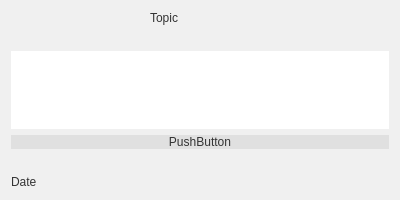
Old version of the form project/layout/ui/task.ui in the repository Regasands/reg-clock.
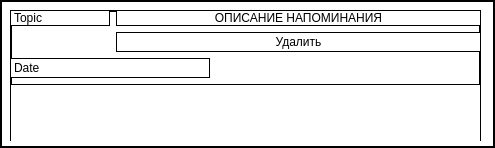
New version of the form.

Diff of the .ui file:
```diff
--- a/project/layout/ui/task.ui
+++ b/project/layout/ui/task.ui
@@ -6,43 +6,29 @@
    <rect>
     <x>0</x>
     <y>0</y>
-    <width>400</width>
-    <height>200</height>
+    <width>495</width>
+    <height>148</height>
    </rect>
   </property>
   <property name="windowTitle">
    <string>Task Widget</string>
   </property>
   <property name="styleSheet">
-   <string>
-    QWidget {
-     background-color: #F0F0F0; /* Светлый фон */
-    }
-    QLabel {
-     color: #333333; /* Цвет текста */
-    }
-    QPlainTextEdit {
-     border: none;
-     background-color: #FFFFFF; /* Фон поля ввода */
-     color: #333333; /* Цвет текста */
-    }
-    QRadioButton {
-     color: #333333;
-     border: none; 
-    }
-    QPushButton {
-     color: #333333;
-     background-color: #E0E0E0; /* Светло-серый фон кнопки */
-     border: none;
-    }
+   <string notr="true">background-color: white;
+border: 2px solid black;
    </string>
   </property>
-  <layout class="QVBoxLayout" name="mainLayout">
-   <item>
-    <layout class="QVBoxLayout" name="descriptionLayout">
-     <item>
-      <layout class="QHBoxLayout" name="topLayout">
-       <item>
+  <widget class="QWidget" name="">
+   <property name="geometry">
+    <rect>
+     <x>10</x>
+     <y>10</y>
+     <width>471</width>
+     <height>131</height>
+    </rect>
+   </property>
+   <layout class="QGridLayout" name="gridLayout">
+    <item row="0" column="0">
         <widget class="QLabel" name="topicLabel">
          <property name="maximumSize">
           <size>
@@ -50,72 +36,87 @@
            <height>16777215</height>
           </size>
          </property>
+      <property name="styleSheet">
+       <string notr="true">border: 1px solid black;
+color: black;
+</string>
+      </property>
          <property name="text">
           <string>Topic</string>
          </property>
         </widget>
        </item>
-      </layout>
-     </item>
-     <item>
-      <spacer name="horizontalSpacer1">
-       <property name="orientation">
-        <enum>Qt::Horizontal</enum>
-       </property>
-       <property name="sizeHint" stdset="0">
-        <size>
-         <width>40</width>
-         <height>20</height>
-        </size>
-       </property>
-      </spacer>
-     </item>
-     <item>
-      <widget class="QPlainTextEdit" name="descriptionEdit">
-       <property name="minimumSize">
-        <size>
-         <width>0</width>
-         <height>60</height>
-        </size>
+    <item row="0" column="1">
+     <widget class="QPushButton" name="check_description">
+      <property name="styleSheet">
+       <string notr="true">border: 1px solid black;
+color: black;
+</string>
+      </property>
+      <property name="text">
+       <string>ОПИСАНИЕ НАПОМИНАНИЯ</string>
        </property>
       </widget>
      </item>
-     <item>
+    <item row="1" column="1">
       <widget class="QPushButton" name="pushButton">
-       <property name="text">
-        <string>PushButton</string>
-       </property>
-      </widget>
-     </item>
-    </layout>
-   </item>
-   <item>
-    <spacer name="horizontalSpacer2">
-     <property name="orientation">
-      <enum>Qt::Horizontal</enum>
-     </property>
-     <property name="sizeHint" stdset="0">
+      <property name="minimumSize">
       <size>
-       <width>40</width>
+        <width>0</width>
        <height>20</height>
       </size>
      </property>
-    </spacer>
-   </item>
-   <item>
+      <property name="styleSheet">
+       <string notr="true">border: 1px solid black;
+color: black;
+</string>
+      </property>
+      <property name="text">
+       <string> Удалить </string>
+      </property>
+     </widget>
+    </item>
+    <item row="2" column="0" colspan="2">
     <widget class="QLabel" name="dateLabel">
+      <property name="minimumSize">
+       <size>
+        <width>200</width>
+        <height>20</height>
+       </size>
+      </property>
      <property name="maximumSize">
       <size>
        <width>100</width>
        <height>16777215</height>
       </size>
      </property>
+      <property name="styleSheet">
+       <string notr="true">border: 1px solid black;
+color: black;
+</string>
+      </property>
      <property name="text">
       <string>Date</string>
      </property>
     </widget>
    </item>
-  </layout>
+    <item row="3" column="0" colspan="2">
+     <widget class="QPlainTextEdit" name="descriptionEdit">
+      <property name="minimumSize">
+       <size>
+        <width>0</width>
+        <height>60</height>
+       </size>
+      </property>
+      <property name="styleSheet">
+       <string notr="true">border: 1px solid black;
+color: black;
+</string>
+      </property>
+     </widget>
+    </item>
+   </layout>
+  </widget>
  </widget>
  <resources/>
  <connections/>
```
Left out of the diff: 6 changed lines with no effect on the pictures. Lines whose indentation alone changed are shown as unchanged.
